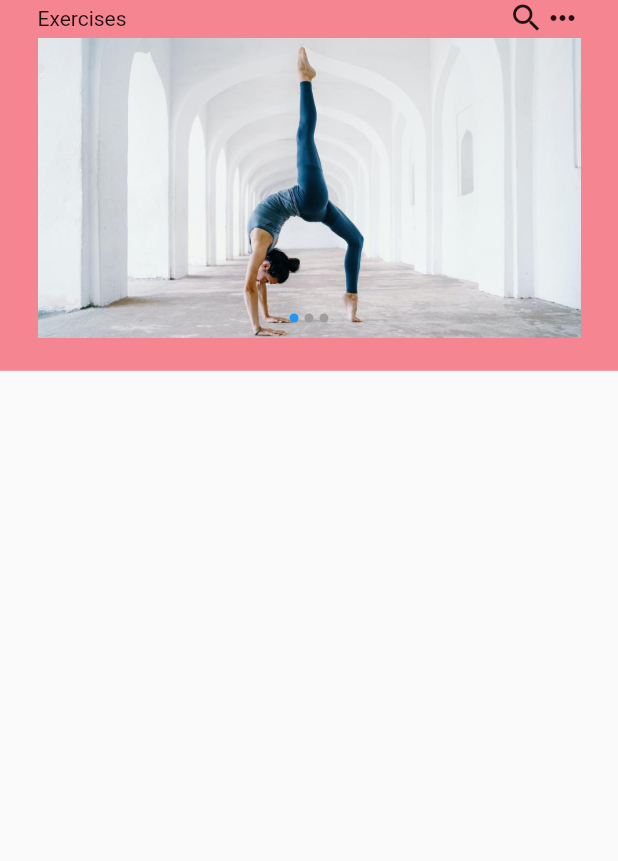
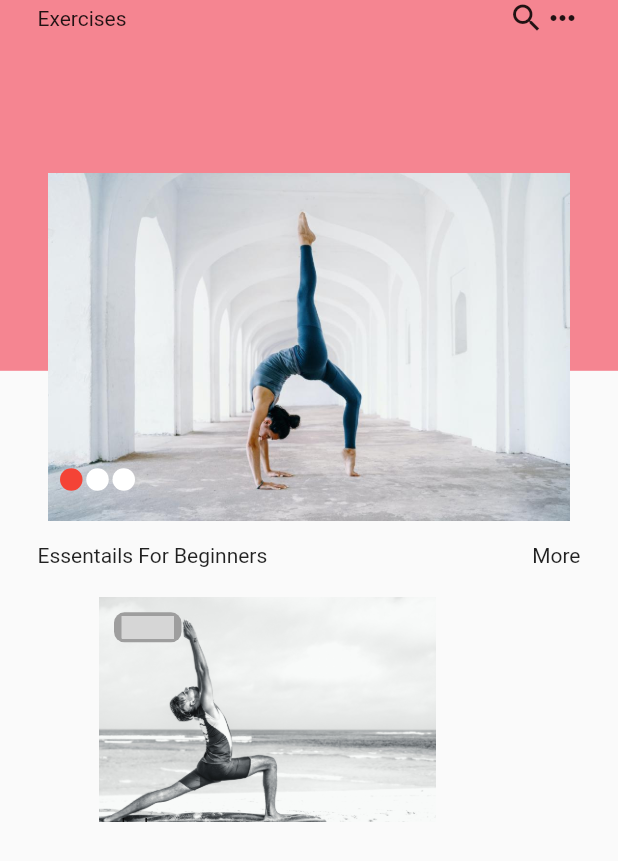
Before and after one commit to mazandali94/Fitness-Repo, a Flutter app: the screen it shows after launch, on a phone screen of 412 x 824 dp. Shown: the top 861 px of the screen. Run offline on Flutter 3.47's test engine with Material 2 defaults, Android fonts, the phone set to English and light mode, and no system bars; drawn by our look-alikes of carousel_slider, flutter_image_slideshow; statements that could not run were skipped; grey boxes are pictures that could not be loaded.

```diff
--- a/lib/main.dart
+++ b/lib/main.dart
@@ -2,13 +2,15 @@ import 'package:fitt_app/screens/home_screen.dart';
 import 'package:flutter/material.dart';
 
 void main() {
-  runApp(MyApp());
+  runApp(const MyApp());
 }
 
 class MyApp extends StatelessWidget {
+  const MyApp({Key? key}) : super(key: key);
+
   @override
   Widget build(BuildContext context) {
-    return MaterialApp(
+    return const MaterialApp(
       debugShowCheckedModeBanner: false,
       home: HomeScreen(),
     );
--- a/lib/screens/home_screen.dart
+++ b/lib/screens/home_screen.dart
@@ -1,16 +1,21 @@
+import 'package:fitt_app/widgets/image_list.dart';
+import 'package:fitt_app/widgets/image_slider.dart';
 import 'package:flutter/material.dart';
-import 'package:flutter_image_slideshow/flutter_image_slideshow.dart';
 
 class HomeScreen extends StatelessWidget {
+  const HomeScreen({Key? key}) : super(key: key);
+
   @override
   Widget build(BuildContext context) {
-    return Scaffold(
-      body: SafeArea(
+    return SafeArea(
+      child: Scaffold(
+        body: SingleChildScrollView(
           child: Column(
             children: [
               Stack(
                 clipBehavior: Clip.none,
                 fit: StackFit.loose,
+                alignment: AlignmentDirectional.topCenter,
                 children: [
                   Expanded(
                     child: Container(
@@ -24,50 +29,53 @@ class HomeScreen extends StatelessWidget {
                       // mainAxisSize: MainAxisSize.min,
                       mainAxisAlignment: MainAxisAlignment.spaceBetween,
                       children: [
-                      Flexible(child: Text("Exercises")),
+                        const Text("Exercises"),
                         Row(
-                        children: [
+                          children: const [
                             Icon(Icons.search),
                             Icon(Icons.more_horiz),
-                        ],
-                      )
-                    ],
-                  ),
-                ),
-                Padding(
-                  padding: const EdgeInsets.all(25.0),
-                  child: ImageSlideshow(
-                    width: double.infinity,
-                    height: 200,
-                    initialPage: 0,
-                    indicatorColor: Colors.blue,
-                    indicatorBackgroundColor: Colors.grey,
-                    onPageChanged: (value) {
-                      debugPrint('Page changed: $value');
-                    },
-                    autoPlayInterval: 3000,
-                    isLoop: true,
-                    children: [
-                      Image.asset(
-                        'assets/images/image_1.jpg',
-                        fit: BoxFit.cover,
-                      ),
-                      Image.asset(
-                        'assets/images/image_2.jpg',
-                        fit: BoxFit.cover,
-                      ),
-                      Image.asset(
-                        'assets/images/image_3.jpg',
-                        fit: BoxFit.cover,
-                      ),
-                    ],
-                  ),
-                ),
                           ],
                         ),
                       ],
                     ),
                   ),
+                  const Positioned(
+                    bottom: -100,
+                    left: 0,
+                    right: 0,
+                    child: ImageSlider(),
+                  ),
+                ],
+              ),
+              const SizedBox(
+                height: 115,
+              ),
+              Container(
+                padding:
+                    const EdgeInsets.symmetric(horizontal: 25.0, vertical: 0),
+                child: Row(
+                  mainAxisAlignment: MainAxisAlignment.spaceBetween,
+                  children: const [
+                    Text("Essentails For Beginners"),
+                    InkWell(
+                      child: Text("More"),
+                      onTap: null,
+                    )
+                  ],
+                ),
+              ),
+              const SizedBox(
+                height: 20,
+              ),
+              const Positioned(
+                top: 0,
+                bottom: 10,
+                child: Imagelist(),
+              ),
+            ],
+          ),
+        ),
+      ),
     );
   }
 }
--- /dev/null
+++ b/lib/widgets/image_list.dart
@@ -0,0 +1,68 @@
+import 'package:flutter/material.dart';
+
+final List<String> imgList2 = [
+  'assets/images/image_4.jpg',
+  'assets/images/image_5.jpg',
+  'assets/images/image_6.jpg',
+];
+
+class Imagelist extends StatefulWidget {
+  const Imagelist({Key? key}) : super(key: key);
+
+  @override
+  State<Imagelist> createState() => _ImagelistState();
+}
+
+class _ImagelistState extends State<Imagelist> {
+  @override
+  Widget build(BuildContext context) {
+    return SizedBox(
+      height: 150,
+      width: 400,
+      child: ListView.builder(
+        scrollDirection: Axis.horizontal,
+        itemCount: imgList2.length,
+        itemBuilder: (context, int count) {
+          return Container(
+            margin: const EdgeInsets.symmetric(horizontal: 10, vertical: 0),
+            padding: const EdgeInsets.symmetric(horizontal: 50, vertical: 0),
+            child: Stack(
+              children: [
+                Image.asset(
+                  imgList2[count],
+                ),
+                Positioned(
+                  top: 10,
+                  left: 10,
+                  child: Container(
+                    decoration: BoxDecoration(
+                      borderRadius: BorderRadius.circular(7),
+                      color: Colors.grey,
+                    ),
+                    child: Container(
+                      padding: const EdgeInsets.symmetric(
+                          horizontal: 5, vertical: 2.5),
+                      height: 20,
+                      width: 45,
+                      child: Text(
+                        "$count "+1" week",
+                        style: const TextStyle(
+                          fontSize: 11,
+                        ),
+                      ),
+                    ),
+                  ),
+                ),
+                Positioned(
+                  bottom: -10,
+                  left: 10,
+                  child: Text("dsds"),
+                ),
+              ],
+            ),
+          );
+        },
+      ),
+    );
+  }
+}
--- /dev/null
+++ b/lib/widgets/image_slider.dart
@@ -0,0 +1,71 @@
+import 'package:carousel_slider/carousel_slider.dart';
+import 'package:flutter/material.dart';
+
+final List<String> imgList = [
+  'assets/images/image_1.jpg',
+  'assets/images/image_2.jpg',
+  'assets/images/image_3.jpg',
+];
+
+class ImageSlider extends StatefulWidget {
+  const ImageSlider({Key? key}) : super(key: key);
+
+  @override
+  _ImageSliderState createState() => _ImageSliderState();
+}
+
+class _ImageSliderState extends State<ImageSlider> {
+  int _counter = 0;
+  // final CarouselController _controller = CarouselController();
+
+  @override
+  Widget build(BuildContext context) {
+    return Stack(
+      children: [
+        CarouselSlider(
+          options: CarouselOptions(
+            viewportFraction: 1,
+            autoPlay: true,
+            enlargeCenterPage: true,
+            onPageChanged: (index, _) {
+              setState(() {
+                _counter = index;
+              });
+            },
+          ),
+          items: imgList
+              .map(
+                (item) => Center(
+                  child: Image.asset(item),
+                ),
+              )
+              .toList(),
+        ),
+        Positioned(
+          bottom: 20,
+          left: 40,
+          child: SizedBox(
+            width: 50,
+            child: Row(
+              mainAxisAlignment: MainAxisAlignment.spaceBetween,
+              children: imgList
+                  .asMap()
+                  .entries
+                  .map(
+                    (item) => Container(
+                      decoration: BoxDecoration(
+                        borderRadius: BorderRadius.circular(25),
+                        color: _counter == item.key ? Colors.red : Colors.white,
+                      ),
+                      width: 15,
+                      height: 15,
+                    ),
+                  )
+                  .toList(),
+            ),
+          ),
+        ),
+      ],
+    );
+  }
+}
--- a/pubspec.yaml
+++ b/pubspec.yaml
@@ -32,6 +32,7 @@ dependencies:
   flutter:
     sdk: flutter
   flutter_image_slideshow: ^0.1.1
+
 
 dev_dependencies:
   flutter_lints: ^1.0.0
```
Also changed, not shown: assets/images/image_4.jpg (added), assets/images/image_5.jpg (added), assets/images/image_6.jpg (added), 1 other file. Lines whose indentation alone changed are shown as unchanged.
